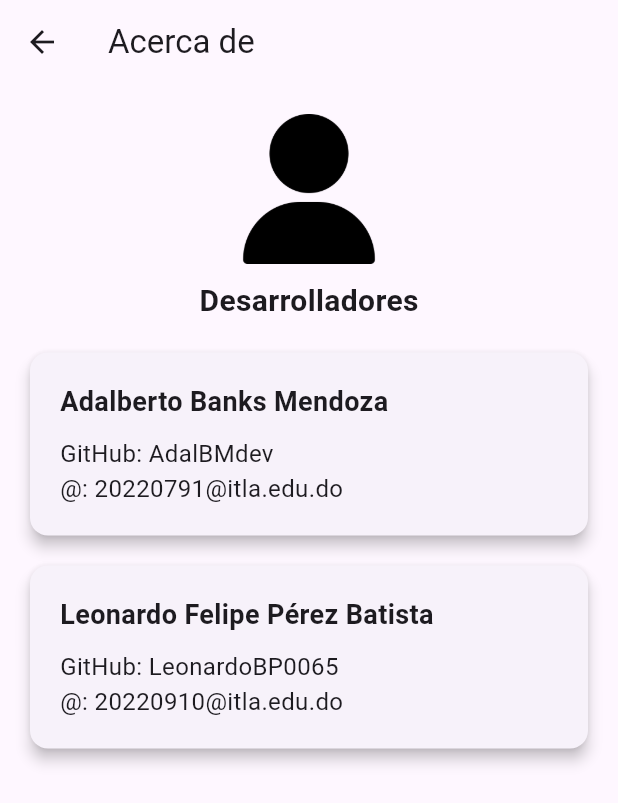
After one commit to LeonardoBP0065/proyecto_final_app, a Flutter app: the AcercaDePage screen opened directly, on a phone screen of 412 x 824 dp. The commit adds this screen. Shown: the top 803 px of the screen. Run offline on Flutter 3.47's test engine with Material 3 defaults, Android fonts, the phone set to English and light mode, and no system bars; our stand-ins replace youtube_player_flutter; network calls fail.

Commit message:
Cambios 2

```diff
--- /dev/null
+++ b/lib/acerca_de_page.dart
@@ -0,0 +1,78 @@
+import 'package:flutter/material.dart';
+
+class AcercaDePage extends StatelessWidget {
+  @override
+  Widget build(BuildContext context) {
+    return Scaffold(
+      appBar: AppBar(
+        title: Text('Acerca de'),
+      ),
+      body: Column(
+        crossAxisAlignment: CrossAxisAlignment.center,
+        children: [
+          SizedBox(height: 20),
+          Image.asset(
+            'lib/assets/icono.png',
+            width: 100,
+            height: 100,
+          ),
+          SizedBox(height: 10),
+          Text(
+            'Desarrolladores',
+            style: TextStyle(
+              fontSize: 20,
+              fontWeight: FontWeight.bold,
+            ),
+          ),
+          SizedBox(height: 20),
+          _buildDeveloperCard(
+            name: 'Adalberto Banks Mendoza',
+            github: 'AdalBMdev',
+            email: '20220791@itla.edu.do',
+          ),
+          SizedBox(height: 20),
+          _buildDeveloperCard(
+            name: 'Leonardo Felipe Pérez Batista',
+            github: 'LeonardoBP0065',
+            email: '20220910@itla.edu.do',
+          ),
+        ],
+      ),
+    );
+  }
+
+  Widget _buildDeveloperCard({
+    required String name,
+    required String github,
+    required String email,
+  }) {
+    return Card(
+      margin: EdgeInsets.symmetric(horizontal: 20),
+      elevation: 4,
+      child: Padding(
+        padding: EdgeInsets.all(20),
+        child: Column(
+          crossAxisAlignment: CrossAxisAlignment.stretch,
+          children: [
+            Text(
+              name,
+              style: TextStyle(
+                fontSize: 18,
+                fontWeight: FontWeight.bold,
+              ),
+            ),
+            SizedBox(height: 10),
+            Text(
+              'GitHub: $github',
+              style: TextStyle(fontSize: 16),
+            ),
+            Text(
+              '@: $email',
+              style: TextStyle(fontSize: 16),
+            ),
+          ],
+        ),
+      ),
+    );
+  }
+}
--- a/pubspec.yaml
+++ b/pubspec.yaml
@@ -23,3 +23,6 @@ dev_dependencies:
 
 flutter:
   uses-material-design: true
+  assets:
+    - lib/assets/icono.png
+    - lib/assets/voluntario.png
```
Also changed, not shown: lib/main.dart (+6 -1 lines), lib/voluntario_page.dart (+8 -1 lines), lib/assets/icono.png (added), lib/assets/voluntario.png (added), 2 other files.
